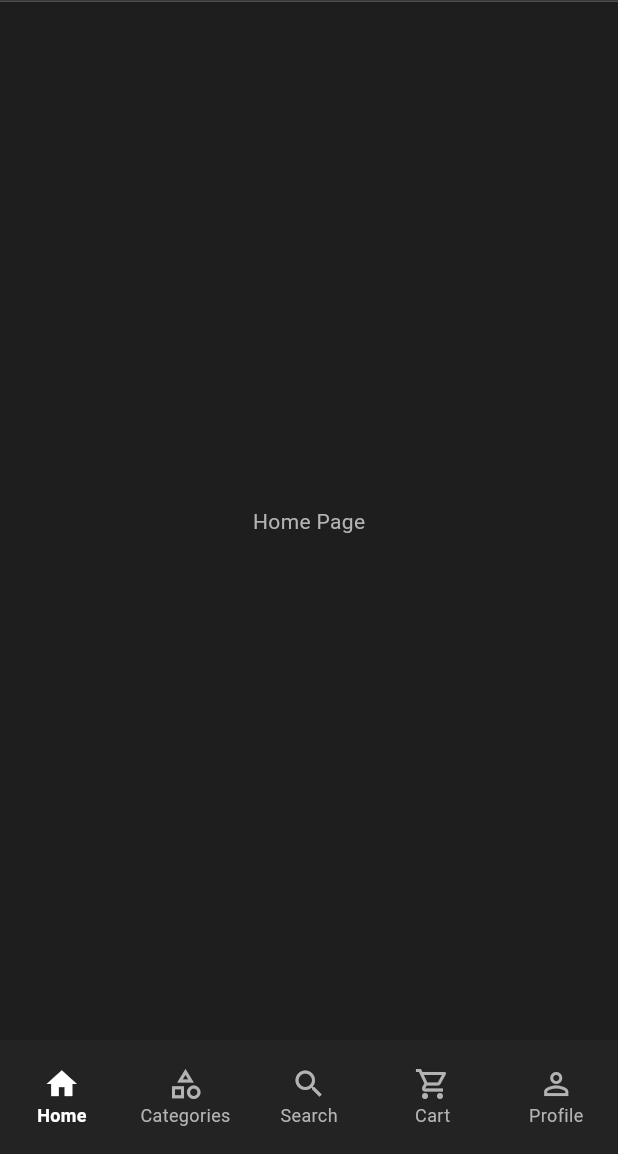
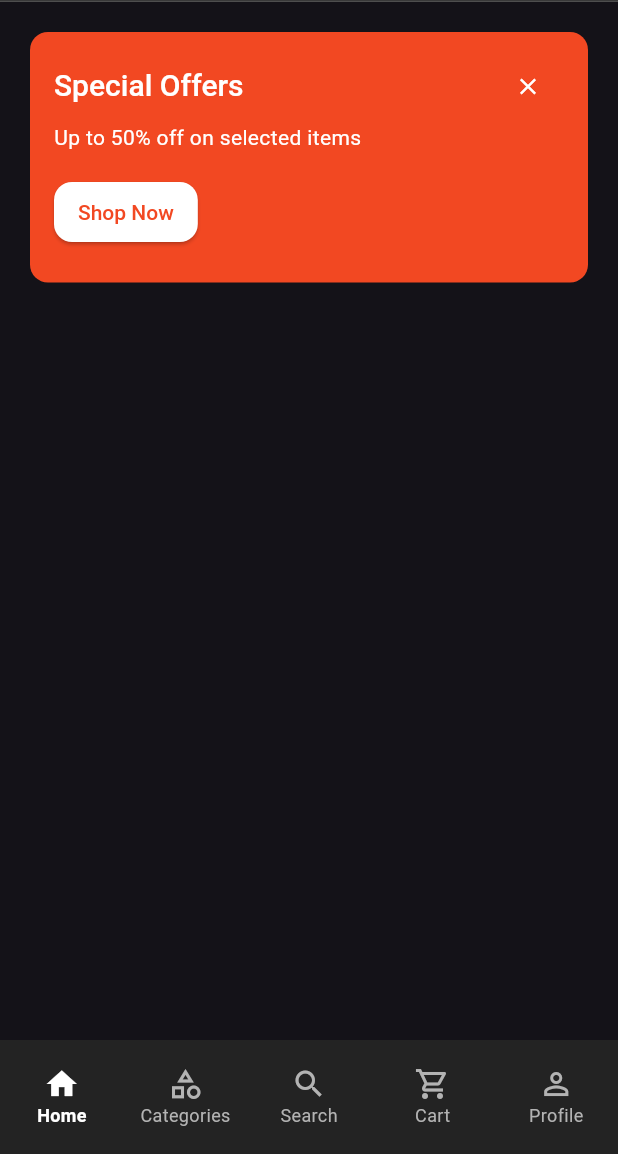
Before and after one commit to AhmedKamal1892/e-commerce-app, a Flutter app: the screen it shows after launch, on a phone screen of 412 x 824 dp, the part 82-1236 px from its top. Run offline on Flutter 3.47's test engine with Material 3 defaults, Android fonts, the phone set to English and light mode, and no system bars; Roboto replaces fonts that are missing (Poppins).

Commit message:
Refactor product screen layout and update import paths; enhance UI with special offers card

```diff
--- a/lib/features/products/views/main_layout.dart
+++ b/lib/features/products/views/main_layout.dart
@@ -1,4 +1,4 @@
-import 'package:ecommerce_app/features/products/views/product_screen.dart';
+import 'package:ecommerce_app/features/products/views/pages/product_screen.dart';
 import 'package:flutter/material.dart';
 import '../../../core/widgets/custom_app_bar.dart';
 import '../../../core/widgets/custom_bottom_nav_bar.dart';
--- /dev/null
+++ b/lib/features/products/views/pages/product_screen.dart
@@ -0,0 +1,84 @@
+import 'package:ecommerce_app/core/theme/app_theme.dart';
+import 'package:flutter/material.dart';
+
+class HomePage extends StatelessWidget {
+  const HomePage({super.key});
+
+  @override
+  Widget build(BuildContext context) {
+    final theme = Theme.of(context);
+    return Scaffold(
+      backgroundColor: theme.colorScheme.surface,
+      body: Padding(
+        padding: EdgeInsets.all(16),
+        child: Column(
+          children: [
+            SizedBox(
+              width: double.infinity,
+              height: 175,
+              child: Card(
+                shape: RoundedRectangleBorder(
+                  borderRadius: BorderRadius.circular(
+                    AppConstants.borderRadius,
+                  ),
+                ),
+                color: AppColors.accent,
+                child: Padding(
+                  padding: EdgeInsets.symmetric(
+                    horizontal: AppConstants.paddingXL,
+                    vertical: AppConstants.paddingL,
+                  ),
+                  child: Column(
+                    crossAxisAlignment: CrossAxisAlignment.start,
+                    children: [
+                      Row(
+                        children: [
+                          Text(
+                            'Special Offers',
+                            style: theme.textTheme.displayMedium,
+                          ),
+                          Spacer(),
+                          IconButton(
+                            onPressed: () {
+                              // Close the card
+                              Navigator.of(context).pop();
+                            },
+                            icon: Icon(
+                              Icons.close,
+                              color: AppColors.accentForeground,
+                              size: 18,
+                            ),
+                          ),
+                        ],
+                      ),
+                      Text(
+                        'Up to 50% off on selected items',
+                        style: theme.textTheme.bodyMedium?.copyWith(
+                          color: AppColors.accentForeground,
+                        ),
+                      ),
+                      SizedBox(height: 16),
+                      ElevatedButton(
+                        onPressed: () {},
+                        style: ElevatedButton.styleFrom(
+                          backgroundColor: AppColors.accentForeground,
+                          foregroundColor: AppColors.accent,
+                        ),
+                        child: Text(
+                          'Shop Now',
+                          style: theme.elevatedButtonTheme.style?.textStyle
+                              ?.resolve({}),
+                        ),
+                      ),
+                    ],
+                  ),
+                ),
+              ),
+            ),
+            SizedBox(height: 16),
+          ],
+        ),
+      ),
+    );
+  }
+}
--- a/lib/features/products/views/product_screen.dart
+++ /dev/null
@@ -1,8 +0,0 @@
-import 'package:flutter/material.dart';
-
-class HomePage extends StatelessWidget {
-  const HomePage({super.key});
-  @override
-  Widget build(BuildContext context) =>
-      const Scaffold(body: Center(child: Text('Home Page')));
-}
```
